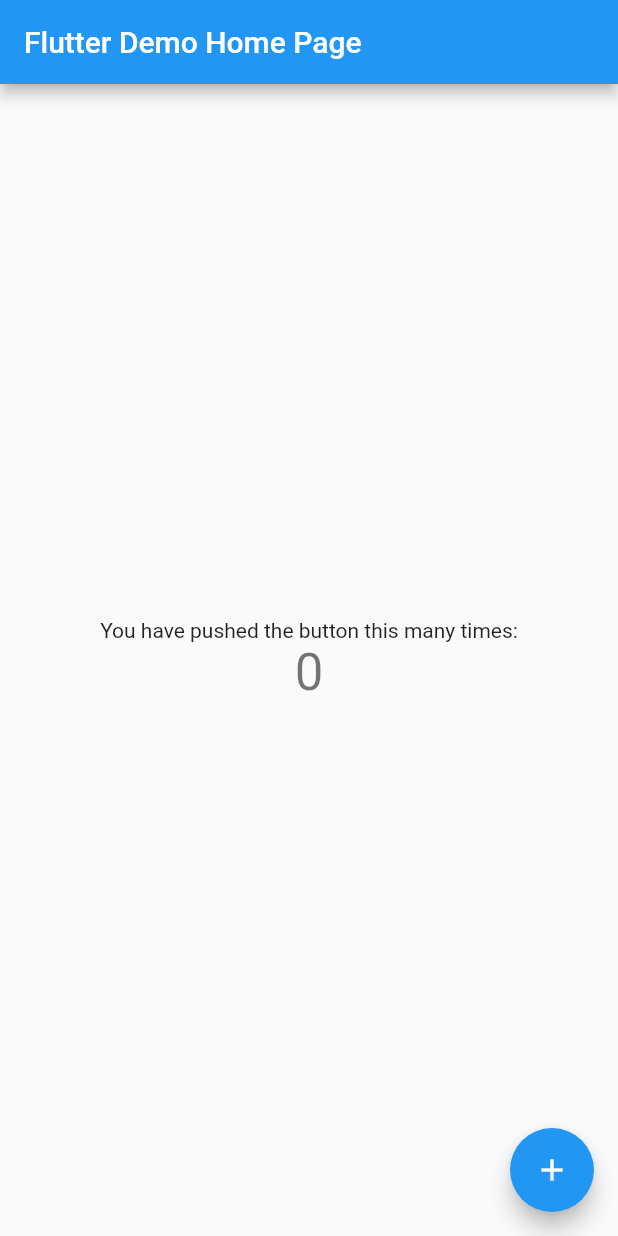
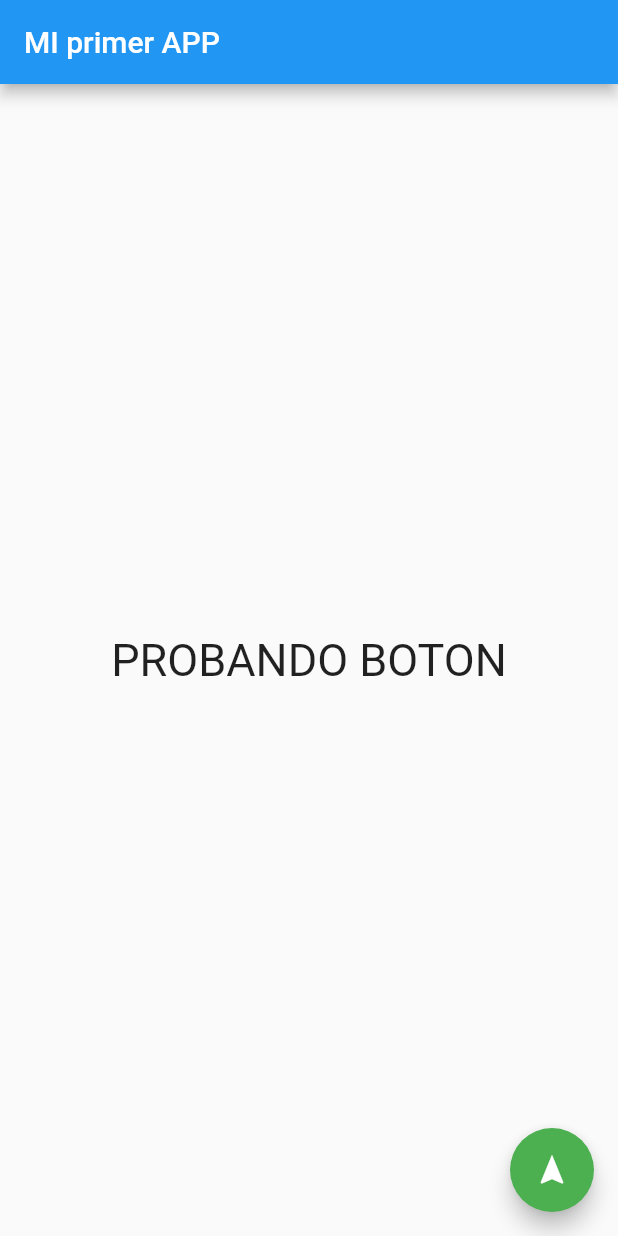
Before and after one commit to DeibyCalva/Proyectos_flutter, a Flutter app: the screen it shows after launch, on a phone screen of 412 x 824 dp. Run offline on Flutter 3.47's test engine with Material 2 defaults, Android fonts, the phone set to English and light mode, and no system bars.

Commit message:
creando un boton flotante

```diff
--- a/primer_app/lib/main.dart
+++ b/primer_app/lib/main.dart
@@ -1,111 +1,24 @@
 import 'package:flutter/material.dart';
 
-void main() => runApp(MyApp());
-
-class MyApp extends StatelessWidget {
-  // This widget is the root of your application.
-  @override
-  Widget build(BuildContext context) {
-    return MaterialApp(
-      title: 'Flutter Demo',
-      theme: ThemeData(
-        // This is the theme of your application.
-        //
-        // Try running your application with "flutter run". You'll see the
-        // application has a blue toolbar. Then, without quitting the app, try
-        // changing the primarySwatch below to Colors.green and then invoke
-        // "hot reload" (press "r" in the console where you ran "flutter run",
-        // or simply save your changes to "hot reload" in a Flutter IDE).
-        // Notice that the counter didn't reset back to zero; the application
-        // is not restarted.
-        primarySwatch: Colors.blue,
+void main() {
+  var app = MaterialApp(
+    home: Scaffold(
+      appBar: AppBar(
+        title: Text("MI primer APP"),
       ),
-      home: MyHomePage(title: 'Flutter Demo Home Page'),
-    );
-  }
-}
-
-class MyHomePage extends StatefulWidget {
-  MyHomePage({Key key, this.title}) : super(key: key);
-
-  // This widget is the home page of your application. It is stateful, meaning
-  // that it has a State object (defined below) that contains fields that affect
-  // how it looks.
-
-  // This class is the configuration for the state. It holds the values (in this
-  // case the title) provided by the parent (in this case the App widget) and
-  // used by the build method of the State. Fields in a Widget subclass are
-  // always marked "final".
-
-  final String title;
-
-  @override
-  _MyHomePageState createState() => _MyHomePageState();
-}
-
-class _MyHomePageState extends State<MyHomePage> {
-  int _counter = 0;
-
-  void _incrementCounter() {
-    setState(() {
-      // This call to setState tells the Flutter framework that something has
-      // changed in this State, which causes it to rerun the build method below
-      // so that the display can reflect the updated values. If we changed
-      // _counter without calling setState(), then the build method would not be
-      // called again, and so nothing would appear to happen.
-      _counter++;
-    });
-  }
-
-  @override
-  Widget build(BuildContext context) {
-    // This method is rerun every time setState is called, for instance as done
-    // by the _incrementCounter method above.
-    //
-    // The Flutter framework has been optimized to make rerunning build methods
-    // fast, so that you can just rebuild anything that needs updating rather
-    // than having to individually change instances of widgets.
-    return Scaffold(
-      appBar: AppBar(
-        // Here we take the value from the MyHomePage object that was created by
-        // the App.build method, and use it to set our appbar title.
-        title: Text(widget.title),
-      ),
-      body: Center(
-        // Center is a layout widget. It takes a single child and positions it
-        // in the middle of the parent.
-        child: Column(
-          // Column is also a layout widget. It takes a list of children and
-          // arranges them vertically. By default, it sizes itself to fit its
-          // children horizontally, and tries to be as tall as its parent.
-          //
-          // Invoke "debug painting" (press "p" in the console, choose the
-          // "Toggle Debug Paint" action from the Flutter Inspector in Android
-          // Studio, or the "Toggle Debug Paint" command in Visual Studio Code)
-          // to see the wireframe for each widget.
-          //
-          // Column has various properties to control how it sizes itself and
-          // how it positions its children. Here we use mainAxisAlignment to
-          // center the children vertically; the main axis here is the vertical
-          // axis because Columns are vertical (the cross axis would be
-          // horizontal).
-          mainAxisAlignment: MainAxisAlignment.center,
-          children: <Widget>[
-            Text(
-              'You have pushed the button this many times:',
-            ),
-            Text(
-              '$_counter',
-              style: Theme.of(context).textTheme.display1,
-            ),
-          ],
+      body: Container(
+        child: Center(
+          child: Text("PROBANDO BOTON",
+          style: TextStyle(fontSize: 30.0 ),
+          ),
         ),
       ),
       floatingActionButton: FloatingActionButton(
-        onPressed: _incrementCounter,
-        tooltip: 'Increment',
-        child: Icon(Icons.add),
-      ), // This trailing comma makes auto-formatting nicer for build methods.
-    );
-  }
+        child: Icon(Icons.navigation),
+        backgroundColor: Colors.green,
+         onPressed: (){print("click papu");},
+      ),
+    ),
+  );
+  runApp(app);
 }
```
